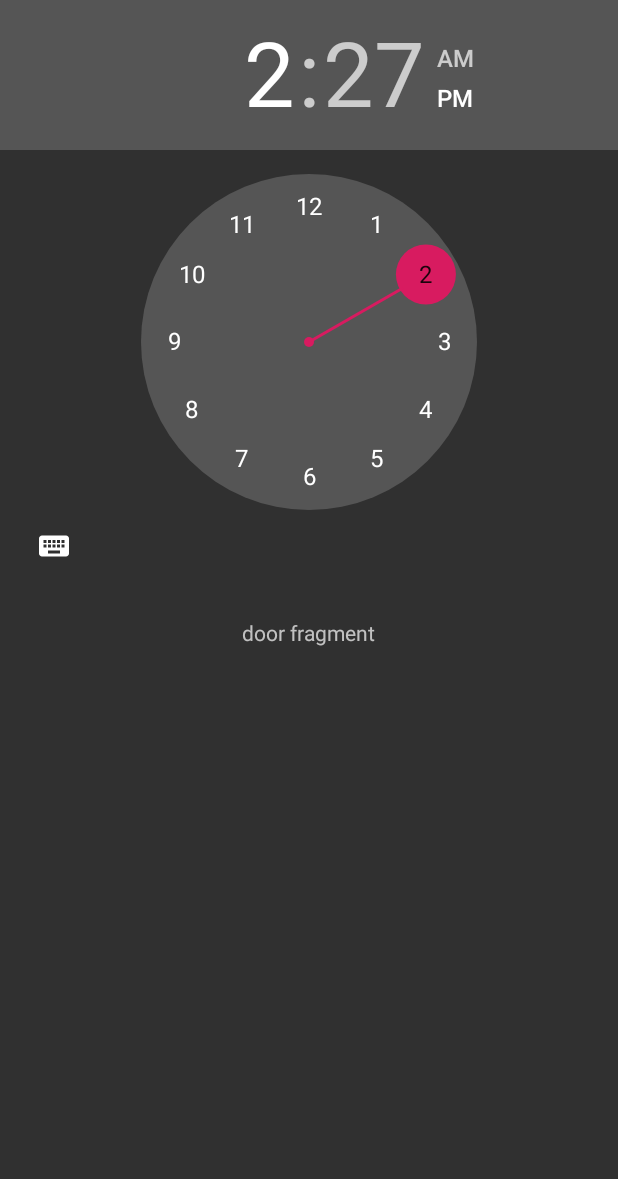
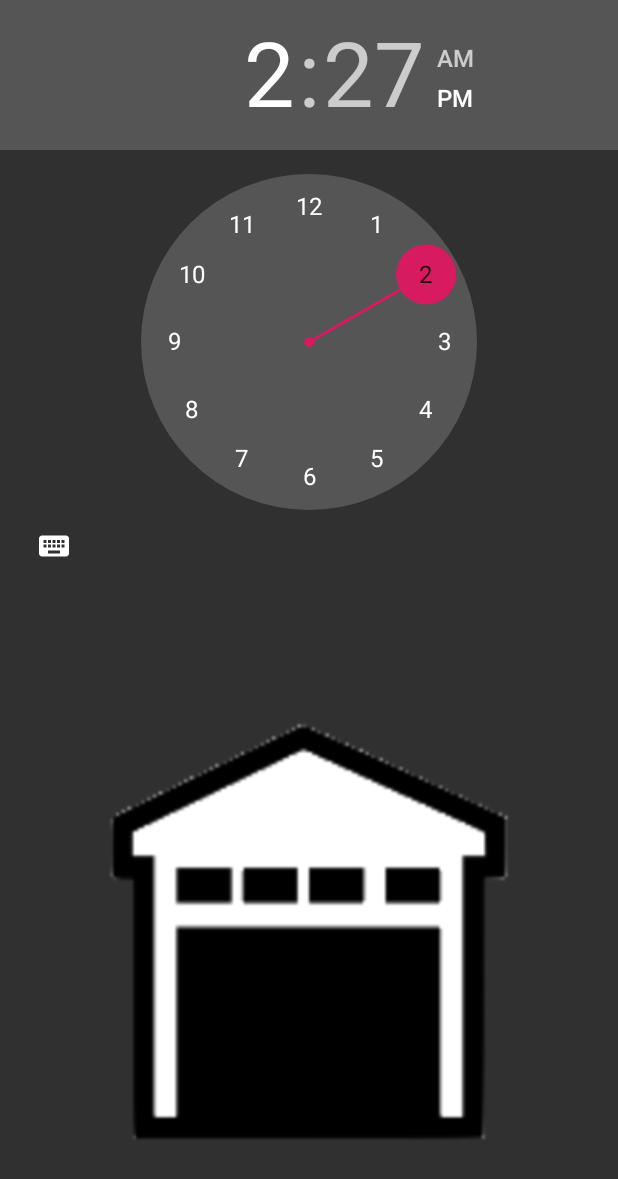
Before and after one commit to Smith-Jake/SafeGarage-Mobile, an Android app: the screen it shows after launch (MainActivity), on a phone screen of 412 x 824 dp. Shown: the top 1179 px of the screen. Run offline under Robolectric (Android 15) with nearby library versions, the phone set to English and light mode, and no system bars.

Commit message:
WIP: designed the garage door fragment

```diff
--- a/SafeGarage_Mobile/app/build.gradle
+++ b/SafeGarage_Mobile/app/build.gradle
@@ -27,6 +27,7 @@ dependencies {
     implementation 'androidx.legacy:legacy-support-v4:1.0.0'
     implementation "androidx.viewpager:viewpager:1.0.0"
     testImplementation 'junit:junit:4.12'
+    implementation 'pl.droidsonroids.gif:android-gif-drawable:1.2.17'
     androidTestImplementation 'androidx.test:runner:1.1.1'
     androidTestImplementation 'androidx.test.espresso:espresso-core:3.1.1'
 }
--- a/SafeGarage_Mobile/app/src/main/java/com/quickreports/safegarage_mobile/MainActivity.java
+++ b/SafeGarage_Mobile/app/src/main/java/com/quickreports/safegarage_mobile/MainActivity.java
@@ -11,7 +11,10 @@ import androidx.viewpager.widget.ViewPager;
 import android.net.Uri;
 import android.os.Bundle;
 import android.util.Log;
+import android.view.View;
 import android.widget.CompoundButton;
+import android.widget.ImageButton;
+import android.widget.ImageView;
 import android.widget.Switch;
 
 import com.quickreports.safegarage_mobile.fragments.AlarmFragment;
@@ -19,6 +22,8 @@ import com.quickreports.safegarage_mobile.fragments.DoorFragment;
 import com.quickreports.safegarage_mobile.fragments.PairFragment;
 import com.quickreports.safegarage_mobile.fragments.TemperatureFragment;
 import com.quickreports.safegarage_mobile.fragments.TimeFragment;
+
+import pl.droidsonroids.gif.GifImageView;
 
 import static com.quickreports.safegarage_mobile.fragments.TimeFragment.newInstance;
 
@@ -41,6 +46,17 @@ public class MainActivity extends AppCompatActivity implements PairFragment.OnPa
      * The pager adapter, which provides the pages to the view pager widget
      */
     private PagerAdapter pagerAdapter;
+
+    /**
+     * The BackEnd that will communicate to the server
+     */
+    private BackEnd server;
+
+    /**
+     * Instance variables for the garage
+     */
+    // assume to be open until REST API is setup
+    private int garageDoorState = 1; // 1 = open, 2 = closed, 3 = transiting
 
     @Override
     protected void onCreate(Bundle savedInstanceState) {
@@ -76,11 +92,18 @@ public class MainActivity extends AppCompatActivity implements PairFragment.OnPa
             }
         });
 
+        // setup the server
+        server = new BackEnd();
+
         // set the data for all of the fragements
         initializeFragments();
     }
 
     private void initializeFragments() {
+        // For now, just set the garage door image to being open
+        final GifImageView garageDoorView = findViewById(R.id.openGarageDoor);
+        garageDoorView.setImageResource(R.drawable.open_garage);
+
         if (setupPairFragment()) {
             Log.i(getClass().toString(), "Initializing fragments");
             // TODO get all the data from SafeGarage and set the respective fragments
@@ -109,6 +132,39 @@ public class MainActivity extends AppCompatActivity implements PairFragment.OnPa
         });
 
         return pairUnpairSwitch.isChecked();
+    }
+
+    /**
+     * Called when the user clicks the Garage Door image on the bottom of the screen.
+     * @param view
+     */
+    public void onGarageDoorClick(View view) {
+        // Display the open or close garage door gif depending on the current state
+        switch (garageDoorState) {
+            // Garage Door was open, so display the closing gif, then the closed Garage Door image
+            case 1: {
+                // TODO display GIF for a few seconds
+                ((GifImageView) view).setImageResource(R.drawable.closed_garage);
+                garageDoorState = 2;
+                break;
+            }
+            // Garage Door was closed, so display the opening gif, then the open Garage Door image
+            case 2: {
+                // TODO display GIF for a few seconds
+                ((GifImageView) view).setImageResource(R.drawable.open_garage);
+                garageDoorState = 1;
+                break;
+            }
+            // Garage Door is transiting ... may not need this
+            case 3: {
+                break;
+            }
+            default: {
+                Log.e(getClass().toString(), "Unknown Garage Door State: " + garageDoorState);
+            }
+        }
+        // tell the server to actually toggle the garage door state
+        server.toggleDoor();
     }
 
     @Override
--- a/SafeGarage_Mobile/app/src/main/res/layout/fragment_door.xml
+++ b/SafeGarage_Mobile/app/src/main/res/layout/fragment_door.xml
@@ -1,16 +1,18 @@
 <?xml version="1.0" encoding="utf-8"?>
 <RelativeLayout xmlns:android="http://schemas.android.com/apk/res/android"
+    xmlns:app="http://schemas.android.com/apk/res-auto"
+    xmlns:tools="http://schemas.android.com/tools"
     android:id="@+id/door_fragment"
     android:layout_width="fill_parent"
-    android:layout_height="fill_parent">
+    android:layout_height="fill_parent"
+    android:layout_gravity="center">
 
-    <TextView
-        android:id="@+id/doorTextView"
-        android:layout_width="wrap_content"
-        android:layout_height="wrap_content"
-        android:layout_centerHorizontal="true"
-        android:layout_marginStart="16dp"
-        android:layout_marginEnd="16dp"
-        android:layout_marginBottom="16dp"
-        android:text="@string/door_fragment" />
+    <pl.droidsonroids.gif.GifImageView
+        android:id="@+id/openGarageDoor"
+        android:layout_width="match_parent"
+        android:layout_height="match_parent"
+        android:focusable="auto"
+        android:onClick="onGarageDoorClick"
+        app:srcCompat="@drawable/open_garage"
+        tools:visibility="visible" />
 </RelativeLayout>
```
Also changed, not shown: SafeGarage_Mobile/app/src/main/java/com/quickreports/safegarage_mobile/fragments/DoorFragment.java (+0 -7 lines), SafeGarage_Mobile/app/src/main/res/drawable/closed_garage.png (added), SafeGarage_Mobile/app/src/main/res/drawable/open_garage.png (added).
